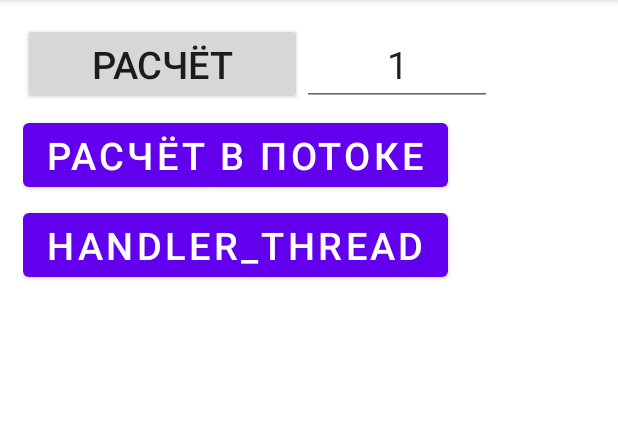
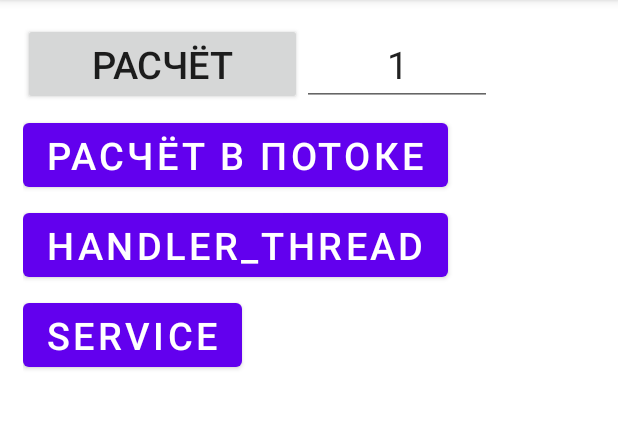
Before and after one commit to vkhanaev/weather, an Android app: the fragment ThreadsFragment placed in its activity, on a phone screen of 412 x 824 dp, the part 84-513 px from its top. Run offline under Robolectric (Android 15) with nearby library versions, the phone set to English and light mode, and no system bars.

Commit message:
добавили сервис MainService для выполнения зача в фоне, подключили его в манифесте

```diff
--- a/app/src/main/AndroidManifest.xml
+++ b/app/src/main/AndroidManifest.xml
@@ -1,5 +1,6 @@
 <?xml version="1.0" encoding="utf-8"?>
 <manifest xmlns:android="http://schemas.android.com/apk/res/android"
+    xmlns:tools="http://schemas.android.com/tools"
     package="com.example.weather">
 
     <uses-permission android:name="android.permission.INTERNET" />
@@ -25,6 +26,9 @@
             android:exported="true">
 
         </activity>
+
+        <service android:name=".experiments.MainService" />
+
     </application>
 
 </manifest>
--- a/app/src/main/java/com/example/weather/ThreadsFragment.kt
+++ b/app/src/main/java/com/example/weather/ThreadsFragment.kt
@@ -1,5 +1,6 @@
 package com.example.weather
 
+import android.content.Intent
 import android.os.Build
 import android.os.Bundle
 import android.os.Handler
@@ -11,6 +12,8 @@ import android.view.ViewGroup
 import androidx.annotation.RequiresApi
 import androidx.appcompat.widget.AppCompatTextView
 import com.example.weather.databinding.FragmentThreadsBinding
+import com.example.weather.experiments.MAIN_SERVICE_STRING_EXTRA
+import com.example.weather.experiments.MainService
 import kotlinx.android.synthetic.main.fragment_threads.*
 import java.util.*
 import java.util.concurrent.TimeUnit
@@ -30,9 +33,11 @@ class ThreadsFragment : Fragment() {
         _binding = FragmentThreadsBinding.inflate(inflater, container, false)
         return binding.root
     }
+
     @RequiresApi(Build.VERSION_CODES.N)
     override fun onViewCreated(view: View, savedInstanceState: Bundle?) {
         super.onViewCreated(view, savedInstanceState)
+        initServiceButton()
 
         val handlerThread = HandlerThread(getString(R.string.my_handler_thread))
         handlerThread.start()
@@ -100,4 +105,18 @@ class ThreadsFragment : Fragment() {
         fun newInstance() = ThreadsFragment()
     }
 
+    private fun initServiceButton() {
+        binding.serviceButton.setOnClickListener {
+            context?.let {
+                it.startService(Intent(it, MainService::class.java).apply {
+                    putExtra(
+                        MAIN_SERVICE_STRING_EXTRA,
+                        getString(R.string.hello_from_thread_fragment)
+                    )
+                })
+            }
+        }
+    }
+
+
 }
--- a/app/src/main/res/layout/fragment_threads.xml
+++ b/app/src/main/res/layout/fragment_threads.xml
@@ -54,6 +54,12 @@
             android:layout_marginTop="@dimen/margin_5_dp"
             android:text="@string/handler_thread"
             android:textSize="@dimen/feels_like_text_size" />
-
+        <Button
+            android:id="@+id/serviceButton"
+            android:layout_width="wrap_content"
+            android:layout_height="wrap_content"
+            android:layout_marginTop="@dimen/margin_5_dp"
+            android:text="@string/service"
+            android:textSize="@dimen/feels_like_text_size" />
     </LinearLayout>
 </ScrollView>
```
Also changed, not shown: app/src/main/java/com/example/weather/experiments/MainService.kt (added, +31 -0 lines).
